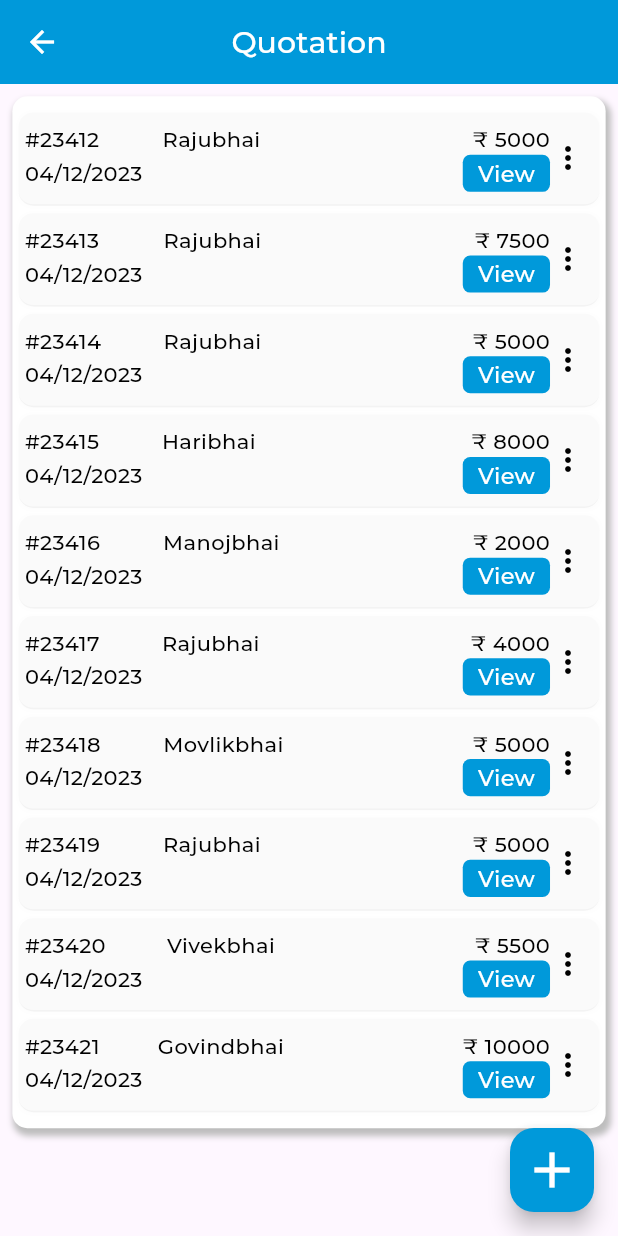
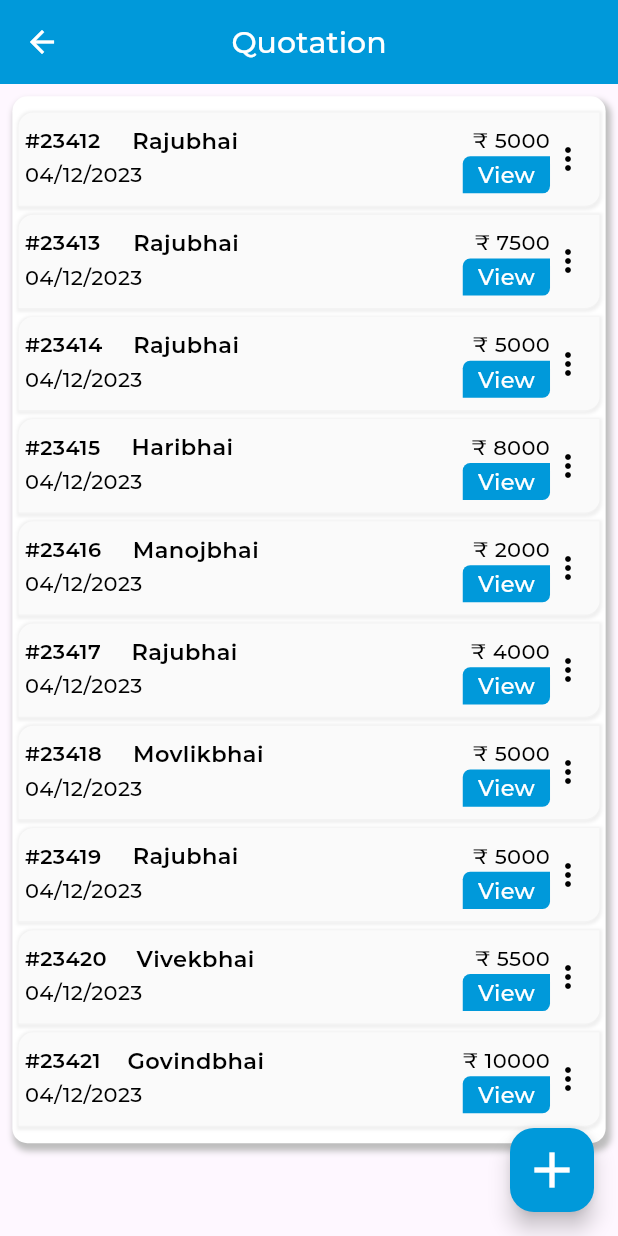
Before and after one commit to DarshanWelInfoWeb/watertank, a Flutter app: the QuotationList screen opened directly, on a phone screen of 412 x 824 dp. Run offline on Flutter 3.47's test engine with Material 3 defaults, Android fonts, the phone set to English and light mode, and no system bars; our stand-ins replace cached_network_image, connectivity, dio, flutter_easyloading, flutter_typeahead, fluttertoast and 9 more; missing offline and left inert: draggable_fab, number_to_words_english; accounts and stored records are empty.

Commit message:
Initial Commit

```diff
--- a/lib/main.dart
+++ b/lib/main.dart
@@ -1,6 +1,7 @@
 import 'package:flutter/material.dart';
 import 'package:flutter/services.dart';
 import 'package:flutter_easyloading/flutter_easyloading.dart';
+import 'package:flutter_localizations/flutter_localizations.dart';
 import 'package:provider/provider.dart';
 import 'package:water_tank_clean_service/helper/custom_delegate.dart';
 import 'package:water_tank_clean_service/localization/app_localization.dart';
@@ -74,6 +75,9 @@ class MyApp extends StatelessWidget {
       locale: Provider.of<LocalizationProvider>(context).locale,
       localizationsDelegates: [
         AppLocalization.delegate,
+        GlobalMaterialLocalizations.delegate,
+        GlobalWidgetsLocalizations.delegate,
+        GlobalCupertinoLocalizations.delegate,
         FallbackLocalizationDelegate()
       ],
       supportedLocales: locals,
--- a/lib/utill/app_constants.dart
+++ b/lib/utill/app_constants.dart
@@ -66,6 +66,7 @@ class AppConstants {
 
   static List<LanguageModel> languages = [
     LanguageModel(imageUrl: '', languageName: 'English', countryCode: 'US', languageCode: 'en'),
+    LanguageModel(imageUrl: '', languageName: 'Gujarati', countryCode: 'IN', languageCode: 'gu'),
   ];
 
 
--- a/lib/view/screen/quotation/quotation_list.dart
+++ b/lib/view/screen/quotation/quotation_list.dart
@@ -79,13 +79,13 @@ class _QuotationListState extends State<QuotationList> {
                   padding: EdgeInsets.symmetric(horizontal: AppConstants.itemWidth*0.01,vertical: AppConstants.itemHeight*0.01),
                   decoration: BoxDecoration(
                       color: Colors.grey.shade50,
-                      borderRadius: const BorderRadius.all(Radius.circular(10)),
+                      borderRadius: const BorderRadius.only(topLeft:Radius.circular(10),bottomRight:Radius.circular(10)),
                       border: Border(bottom: BorderSide(color: ColorResources.GREY.withOpacity(0.05))),
                       boxShadow: [
                         BoxShadow(
                           blurRadius: 1,
                           spreadRadius: 1,
-                          color: ColorResources.GREY.withOpacity(0.01),
+                          color: ColorResources.GREY.withOpacity(0.10),
                           offset: const Offset(0.5, 0.5)
                         ),
                       ]
@@ -100,11 +100,11 @@ class _QuotationListState extends State<QuotationList> {
                             Row(
                               mainAxisAlignment: MainAxisAlignment.spaceBetween,
                               children: [
-                                Text("#${items[index].quotationNo}",style: montserratSemiBold.copyWith(color: ColorResources.BLACK,fontSize: Dimensions.FONT_SIZE_14),),
+                                Text("#${items[index].quotationNo}",style: montserratBold.copyWith(color: ColorResources.BLACK,fontSize: Dimensions.FONT_SIZE_14),),
                                 Container(
                                     alignment: Alignment.centerLeft,
-                                    width: AppConstants.itemWidth*0.40,
-                                    child: Text(items[index].name,style: montserratSemiBold.copyWith(color: ColorResources.BLACK,fontSize: Dimensions.FONT_SIZE_14),)),
+                                    width: AppConstants.itemWidth*0.50,
+                                    child: Text(items[index].name,style: montserratBold.copyWith(color: ColorResources.BLACK,fontSize: Dimensions.FONT_SIZE_15),)),
                                 Text("\u20b9 ${items[index].amount}",style: montserratSemiBold.copyWith(color: ColorResources.BLACK,fontSize: Dimensions.FONT_SIZE_14),),
                               ],
                             ),
@@ -120,9 +120,9 @@ class _QuotationListState extends State<QuotationList> {
                                     alignment: Alignment.center,
                                     height: AppConstants.itemHeight*0.03,
                                     padding: const EdgeInsets.symmetric(horizontal: Dimensions.PADDING_SIZE_SMALL),
-                                    decoration: BoxDecoration(
+                                    decoration: const BoxDecoration(
                                       color: ColorResources.LINE_BG,
-                                      borderRadius: BorderRadius.circular(05),
+                                      borderRadius: BorderRadius.only(topLeft: Radius.circular(05),bottomRight: Radius.circular(05)),
                                     ),
                                     child: Text('View',style: montserratSemiBold.copyWith(color: ColorResources.WHITE,fontSize: Dimensions.FONT_SIZE_15),maxLines: 1,
                                       overflow: TextOverflow.ellipsis,),
--- a/pubspec.yaml
+++ b/pubspec.yaml
@@ -30,12 +30,13 @@ environment:
 dependencies:
   flutter:
     sdk: flutter
+  flutter_localizations:
+    sdk: flutter
 
 
   # The following adds the Cupertino Icons font to your application.
   # Use with the CupertinoIcons class for iOS style icons.
   cupertino_icons: ^1.0.2
-  flutter_localization: ^0.1.14
   dio: ^5.4.0
   provider: ^6.1.1
   get_it: ^7.6.4
@@ -61,6 +62,7 @@ dependencies:
   image_cropper: ^3.0.0
   number_to_words_english: ^2.0.2
   digital_signature_flutter: ^0.0.3
+  shimmer: ^3.0.0
 
 dev_dependencies:
   flutter_test:
```
Also changed, not shown: assets/language/en.json (+15 -1 lines), assets/language/gu.json (+15 -1 lines), lib/view/basewidget/no_internet_screen.dart (+6 -5 lines), lib/view/screen/setting/setting.dart (+6 -9 lines), lib/view/screen/setting/widget/language_dialog.dart (+7 -8 lines), pubspec.lock.
